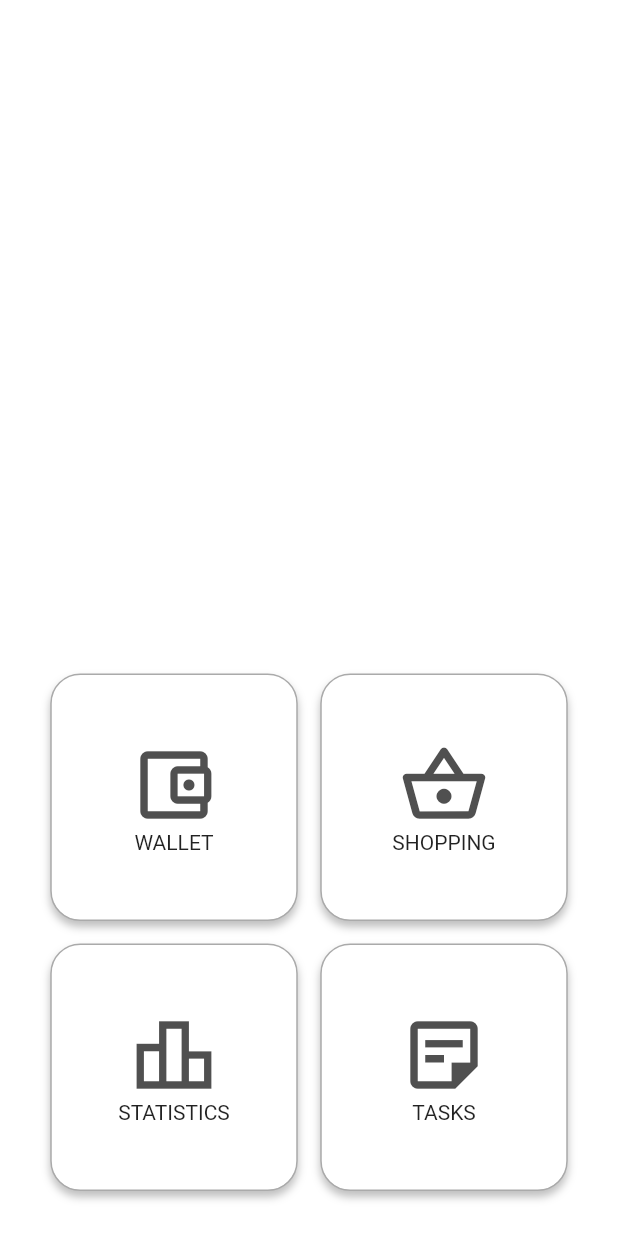
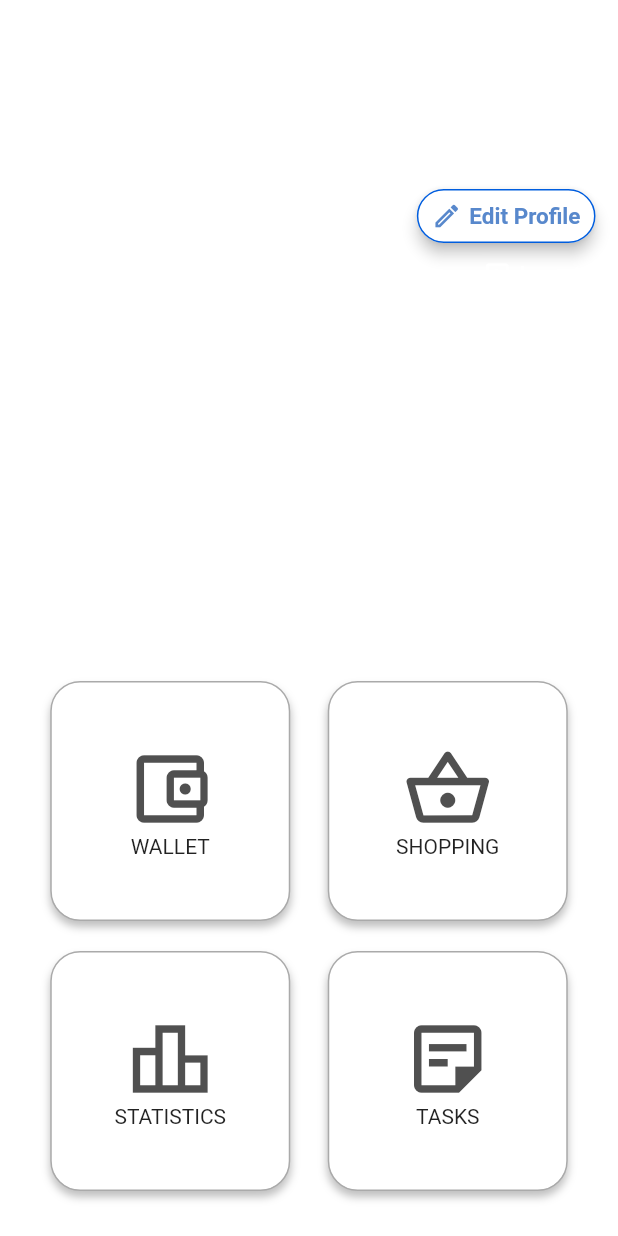
Before and after one commit to andretmarques/UniHub, a Flutter app: the ProfilePage screen opened directly, on a phone screen of 412 x 824 dp. Run offline on Flutter 3.47's test engine with Material 2 defaults, Android fonts, the phone set to English and light mode, and no system bars; our stand-ins replace animated_splash_screen, firebase_auth, firebase_core, firebase_database, flutter_form_builder, flutter_svg and 4 more; accounts and stored records are empty; network calls fail.

Commit message:
Edit profile page and image support (#20)

```diff
--- a/lib/leaderboard/Leaderboard.dart
+++ b/lib/leaderboard/Leaderboard.dart
@@ -1,7 +1,7 @@
 import 'package:google_fonts/google_fonts.dart';
 import 'package:flutter/material.dart';
-import 'data/User.dart';
-import 'data/UsersDao.dart';
+import '../userData/User.dart';
+import '../userData/UsersDao.dart';
 import 'package:firebase_database/ui/firebase_animated_list.dart';
 import 'package:unihub/constants/Constants.dart' as Constants;
 
--- a/lib/login/SilentLogin.dart
+++ b/lib/login/SilentLogin.dart
@@ -17,7 +17,6 @@ class SilentLogin extends StatelessWidget {
         future: silentLogin(),
         builder: (context, snapshot) {
           if (snapshot.hasData) {
-            log(snapshot.data.toString());
               if(snapshot.data == "no-cc"){
                 return const IdentityPage();
               } else {
--- a/lib/profile/ProfilePage.dart
+++ b/lib/profile/ProfilePage.dart
@@ -1,7 +1,13 @@
+import 'dart:developer';
+
 import 'package:firebase_auth/firebase_auth.dart';
+import 'package:firebase_database/firebase_database.dart';
 import 'package:flutter/material.dart';
 import 'package:google_fonts/google_fonts.dart';
 import 'package:unihub/constants/Constants.dart' as constants;
+import 'EditProfile/EditProfilePage.dart';
+import 'package:unihub/userData/User.dart' as my;
+
 
 
 
@@ -19,33 +25,84 @@ class _ProfilePageState extends State<ProfilePage> {
 
     return Scaffold(
         backgroundColor: Colors.transparent,
-        body: Stack(
+        body: FutureBuilder(
+          future: getLoggedUser(),
+          builder: (context, snapshot) {
+            my.User user = my.User("", 0, "", false);
+            if (snapshot.hasData){
+              user = (snapshot.data) as my.User;
+            }
+            return Stack(
               children: [
-            Row(mainAxisAlignment: MainAxisAlignment.end,
+                Row(
+                  mainAxisAlignment: MainAxisAlignment.end,
                   children: [
                     Column(
                       mainAxisAlignment: MainAxisAlignment.start,
+                      crossAxisAlignment: CrossAxisAlignment.end,
                       children: [
-                const Padding(padding: EdgeInsets.only(bottom: 150)),
-                buildLogOut(context)
-              ],),
+                        const Padding(padding: EdgeInsets.only(bottom: 120)),
+                        buildEditProfile(context),
+                        const Padding(padding: EdgeInsets.only(bottom: 5)),
+                        buildLogOut(context),
+                      ],
+                    ),
                     const Padding(padding: EdgeInsets.only(right: 15))
-            ],),
+                  ],
+                ),
+                if (snapshot.hasData) ...[
+                Row(
+                  mainAxisAlignment: MainAxisAlignment.start,
+                  children: [
+                    const Padding(padding: EdgeInsets.only(left: 25)),
+                    Column(
+                      mainAxisAlignment: MainAxisAlignment.start,
+                      crossAxisAlignment: CrossAxisAlignment.start,
+                      children: [
+                        const Padding(padding: EdgeInsets.only(bottom: 90)),
+                        CircleAvatar(
+                          radius: 40,
+                          backgroundColor: Colors.white,
+                          child: CircleAvatar(
+                            backgroundImage: NetworkImage(user.image),
+                            radius: 38,
+                          ),
+                        ),
+                        const Padding(padding: EdgeInsets.only(bottom: 5)),
+                        Text(user.name,
+                          style: GoogleFonts.roboto(
+                              fontSize: 20,
+                              fontWeight: FontWeight.bold,
+                              color: Colors.white
+                          ),
+                        ),
+                        Text(user.isTeacher ? "IST Teacher" : "IST Student",
+                          style: GoogleFonts.roboto(
+                              fontSize: 14,
+                              fontWeight: FontWeight.bold,
+                              color: Colors.white
+                          ),
+                        ),
+                      ],
+                    ),
+                  ],
+                ),
+                ],
                 Column(
                   children: [
                     Row(
                         children: [
                           buildButtonContainer("WALLET"),
-                    const Padding(padding: EdgeInsets.only(right: 15.0)),
+                          const Padding(padding: EdgeInsets.only(right: 25.0)),
                           buildButtonContainer("SHOPPING")
                         ],
                         mainAxisAlignment: MainAxisAlignment.center
                     ),
-              const Padding(padding: EdgeInsets.only(bottom: 15.0)),
+                    const Padding(padding: EdgeInsets.only(bottom: 20.0)),
                     Row(
                         children: [
                           buildButtonContainer("STATISTICS"),
-                    const Padding(padding: EdgeInsets.only(right: 15.0)),
+                          const Padding(padding: EdgeInsets.only(right: 25.0)),
                           buildButtonContainer("TASKS")
                         ],
                         mainAxisAlignment: MainAxisAlignment.center
@@ -54,7 +111,10 @@ class _ProfilePageState extends State<ProfilePage> {
                   ],
                   mainAxisAlignment: MainAxisAlignment.end,
                 ),
-        ],)
+              ],);
+
+          },
+        )
     );
   }
 
@@ -85,8 +145,8 @@ class _ProfilePageState extends State<ProfilePage> {
         child: InkWell(
           onTap: () {},
           child: Ink(
-              height: 165,
-              width: 165,
+              height: 160,
+              width: 160,
               decoration: BoxDecoration(
                 border: Border.all(
                     color: const Color.fromRGBO(170, 170, 170, 1)
@@ -115,6 +175,20 @@ class _ProfilePageState extends State<ProfilePage> {
     );
   }
 
+  Future<my.User?> getLoggedUser() async {
+    String? uid = FirebaseAuth.instance.currentUser?.uid;
+    final query = FirebaseDatabase.instance.ref().child('users').orderByKey().equalTo(uid);
+    try {
+      DataSnapshot snapshot = await query.get();
+      final json = snapshot.value as Map<dynamic, dynamic>;
+      final user = my.User.fromJson(json[uid]);
+      return user;
+    } on FirebaseAuthException catch (e) {
+      log(e.code);
+      return null;
+    }
+  }
+
   Widget buildLogOut(BuildContext context) {
     var logOutIcon = const Icon(Icons.exit_to_app_outlined, size: 20, color: Colors.white);
 
@@ -130,14 +204,56 @@ class _ProfilePageState extends State<ProfilePage> {
                   children: [
                     logOutIcon,
                     const Padding(padding: EdgeInsets.only(right: 5)),
-                    Text("log out", style: GoogleFonts.roboto(
+                    Text("log out",
+                      style: GoogleFonts.roboto(
                         fontSize: 13,
                         fontWeight: FontWeight.bold,
                         color: Colors.white
-                    ))
+                      ),
+                    ),
+                    const Padding(padding: EdgeInsets.only(right: 10)),
                   ]
               )
           ),
     );
   }
+
+  Widget buildEditProfile(BuildContext context) {
+    var editLogo = const Icon(Icons.edit_outlined, size: 20, color: constants.MAIN_BLUE);
+
+    return TextButton(
+      style: ButtonStyle(
+        elevation: MaterialStateProperty.all<double>(4),
+        padding: MaterialStateProperty.all<EdgeInsets>(const EdgeInsets.only(left: 10, right: 10)),
+        shape: MaterialStateProperty.all<RoundedRectangleBorder>(
+          RoundedRectangleBorder(
+            borderRadius: BorderRadius.circular(18.0),
+            side: const BorderSide(
+                color: Color.fromRGBO(0, 93, 222, 1.0))
+          ),
+        ),
+        backgroundColor: MaterialStateProperty.all<Color>(Colors.white)
+      ),
+      child: Row(
+          mainAxisAlignment: MainAxisAlignment.center,
+          crossAxisAlignment: CrossAxisAlignment.center,
+          children: [
+            editLogo,
+            const Padding(padding: EdgeInsets.only(right: 5)),
+            Text("Edit Profile",
+                style: GoogleFonts.roboto(
+                    fontSize: 15,
+                    fontWeight: FontWeight.bold,
+                    color: constants.MAIN_BLUE
+                ),
+            ),
+          ],
+      ),
+      onPressed: () {
+        Navigator.push(context,
+            MaterialPageRoute(
+                builder: (context) => const EditProfilePage()));
+      },
+    );
   }
+}
--- a/lib/tabViewController/TabViewController.dart
+++ b/lib/tabViewController/TabViewController.dart
@@ -150,7 +150,7 @@ class _TabViewControllerState extends State<TabViewController> with TickerProvid
               _toggle(true);
               break;
             case 3:
-              _heightMul = 0.38;
+              _heightMul = 0.4;
               _toggle(false);
               break;
           }
--- a/lib/leaderboard/data/User.dart
+++ b/lib/userData/User.dart
@@ -2,17 +2,20 @@ class User {
   final String name;
   final String image;
   final int tasks;
+  final bool isTeacher;
 
-  User(this.name, this.tasks, this.image);
+  User(this.name, this.tasks, this.image, this.isTeacher);
 
   User.fromJson(Map<dynamic, dynamic> json)
       : name = json['userName'] as String,
         tasks = json["tasksDone"] as int,
-        image = json["image"] as String;
+        image = json["image"] as String,
+        isTeacher = json["isTeacher"] as bool;
 
   Map<dynamic, dynamic> toJson() => <dynamic, dynamic>{
     'name': name,
     'tasks': tasks,
     'image': image,
+    'isTeacher': isTeacher,
   };
 }
--- a/pubspec.yaml
+++ b/pubspec.yaml
@@ -45,6 +45,9 @@ dependencies:
   animated_splash_screen: ^1.1.0
   flutter_form_builder: ^7.0.0
   firebase_database: ^9.0.5
+  image_picker: ^0.8.4+1
+  path_provider: ^2.0.4
+  shared_preferences: ^2.0.8
 
 dev_dependencies:
   flutter_test:
```
Also changed, not shown: lib/leaderboard/data/UsersDao.dart (deleted, +0 -18 lines), lib/profile/EditProfile/EditProfilePage.dart (added, +150 -0 lines), lib/profile/EditProfile/pages/EditImagePage.dart (added, +164 -0 lines), lib/profile/EditProfile/pages/EditNamePage.dart (added, +115 -0 lines), lib/profile/EditProfile/widgets/display_image_widget.dart (added, +64 -0 lines), lib/userData/UsersDao.dart (added, +37 -0 lines), pubspec.lock. Lines whose indentation alone changed are shown as unchanged.
